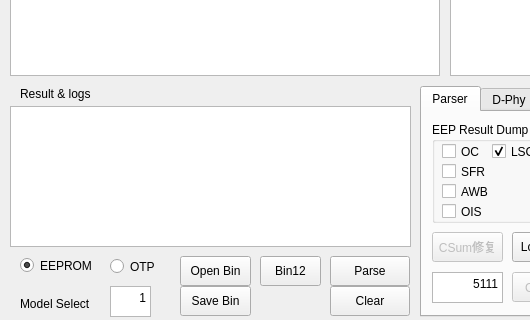
ybb0001/Widget6, file Widget6.ui: the form before one commit; both pictures show x 0 to 530 and y 444 to 764 of the 889 by 764 pixel window.
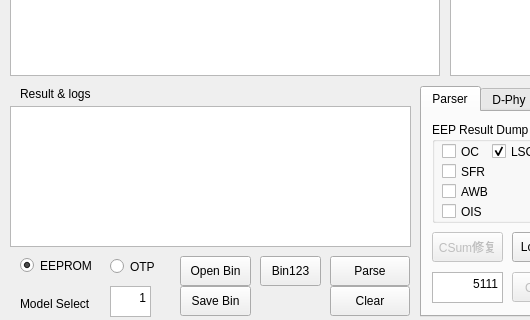
The form after the commit.

What changed in the file:
```diff
--- a/Widget6.ui
+++ b/Widget6.ui
@@ -1906,7 +1906,7 @@
     </rect>
    </property>
    <property name="text">
-    <string>Bin12</string>
+    <string>Bin123</string>
    </property>
    <property name="checkable">
     <bool>false</bool>
```
Left out of the diff: 2 changed lines with no effect on the pictures.
